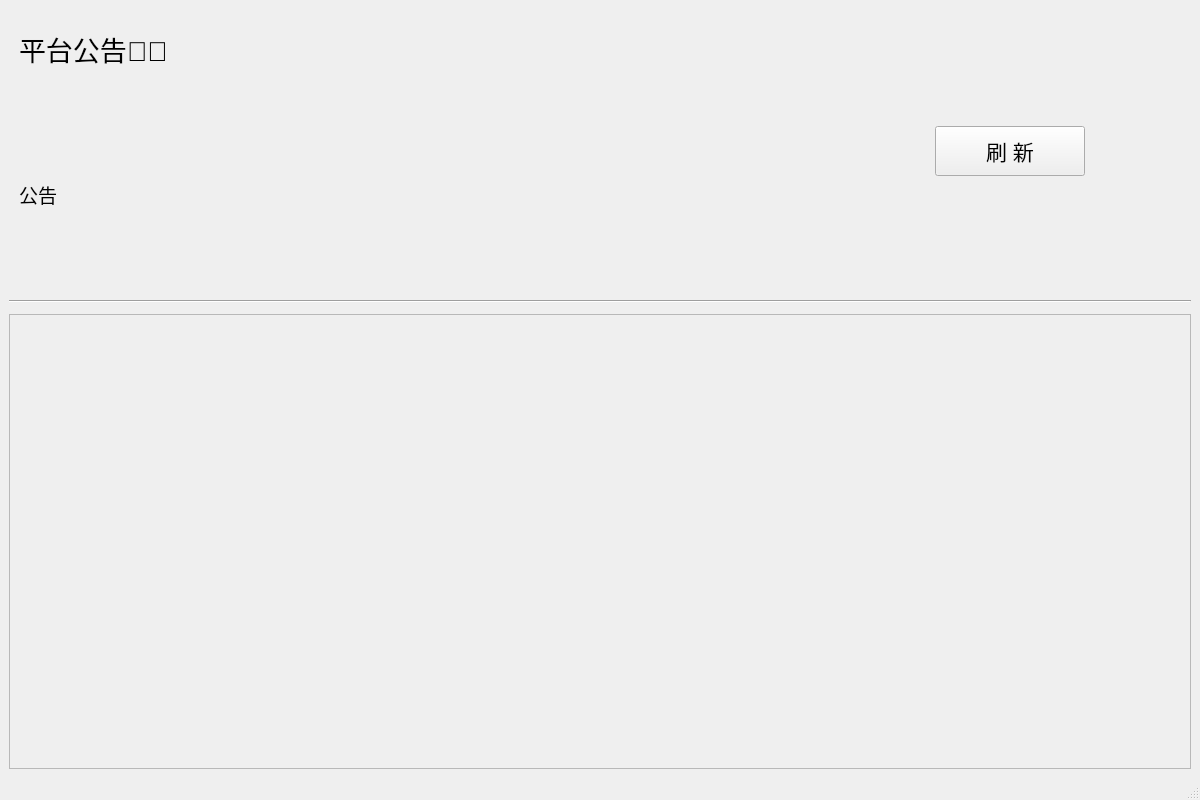
This is resources/ui/UI_GameWindow.ui in Chr0nixz/Closure as Qt 5 draws it before an edit. The edited form follows.
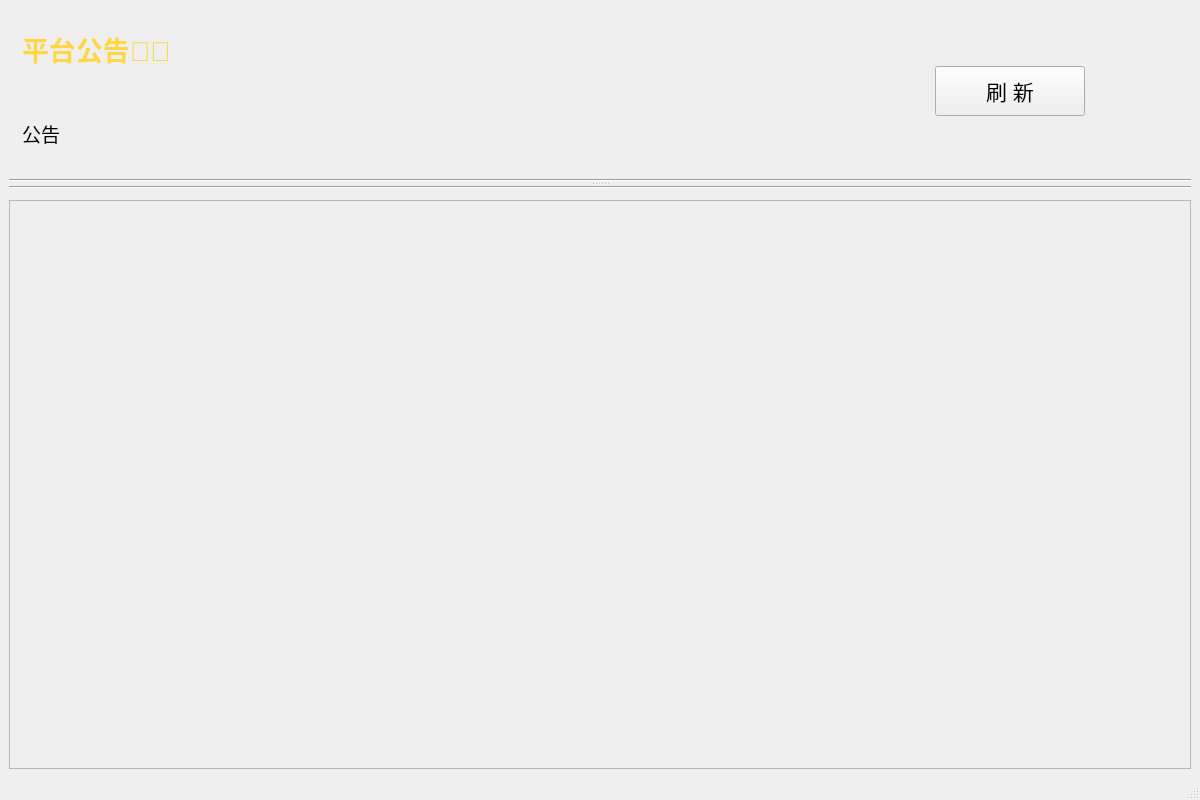
This is the edited form. Icons and pictures are not drawn.

```diff
--- a/resources/ui/UI_GameWindow.ui
+++ b/resources/ui/UI_GameWindow.ui
@@ -21,9 +21,14 @@
    <double>1.000000000000000</double>
   </property>
   <widget class="QWidget" name="centralwidget">
-   <layout class="QGridLayout" name="gridLayout">
-    <item row="0" column="0">
-     <layout class="QVBoxLayout" name="verticalLayout" stretch="10,1,0,16">
+   <layout class="QVBoxLayout" name="verticalLayout_5">
+    <item>
+     <widget class="QSplitter" name="splitter">
+      <property name="orientation">
+       <enum>Qt::Vertical</enum>
+      </property>
+      <widget class="QWidget" name="verticalLayoutWidget">
+       <layout class="QVBoxLayout" name="verticalLayout">
       <item>
        <layout class="QHBoxLayout" name="horizontalLayout">
         <item>
@@ -36,7 +41,7 @@
           </property>
           <property name="sizeHint" stdset="0">
            <size>
-            <width>10</width>
+              <width>13</width>
             <height>20</height>
            </size>
           </property>
@@ -61,8 +66,13 @@
             <property name="font">
              <font>
               <pointsize>20</pointsize>
-             </font>
-            </property>
+                <weight>75</weight>
+                <bold>true</bold>
+               </font>
+              </property>
+              <property name="styleSheet">
+               <string notr="true">color: #ffd740</string>
+              </property>
             <property name="text">
              <string>平台公告🎉🎉</string>
             </property>
@@ -73,7 +83,7 @@
             <property name="maximumSize">
              <size>
               <width>16777215</width>
-              <height>200</height>
+                <height>150</height>
              </size>
             </property>
             <property name="font">
@@ -160,6 +170,17 @@
         </property>
        </widget>
       </item>
+       </layout>
+      </widget>
+      <widget class="QWidget" name="verticalLayoutWidget_2">
+       <layout class="QVBoxLayout" name="verticalLayout_4">
+        <item>
+         <widget class="Line" name="line_2">
+          <property name="orientation">
+           <enum>Qt::Horizontal</enum>
+          </property>
+         </widget>
+        </item>
       <item>
        <spacer name="verticalSpacer">
         <property name="orientation">
@@ -218,6 +239,8 @@
        </widget>
       </item>
      </layout>
+      </widget>
+     </widget>
     </item>
    </layout>
   </widget>
```
Lines whose indentation alone changed are shown as unchanged.
